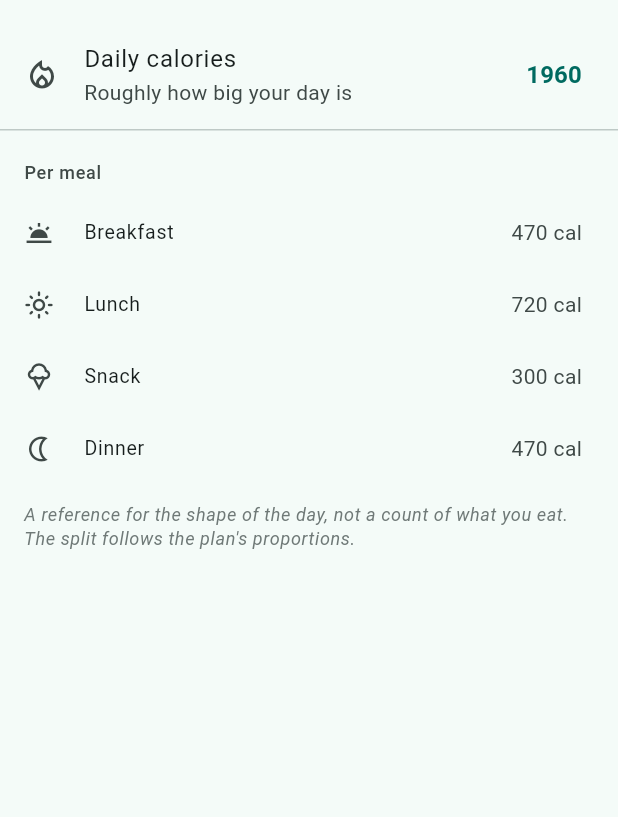
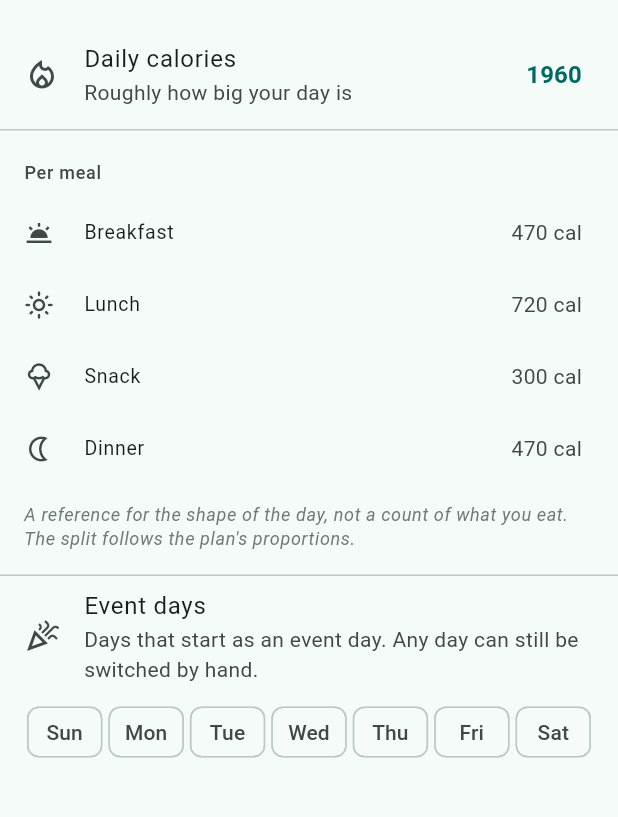
Before and after one commit to ofekudi/food_track, a Flutter app: the screen it shows after launch, after a tap on the "tune" icon, on a phone screen of 412 x 824 dp, the part 63-880 px from its top. Run offline on Flutter 3.47's test engine with Material 3 defaults, Android fonts, the phone set to English and light mode, and no system bars; our stand-ins replace shared_preferences, sqflite; accounts and stored records are empty.

Commit message:
Keep calories on folded slots, default event weekdays, Protein Snack chip
- A filled slot still shows its calorie figure next to the chevron, so the
  day's numbers are readable once everything is folded away.
- Preferences gains an Event days row: pick the weekdays (e.g. Fri/Sat) that
  start out as event days. A day never switched by hand follows the setting;
  one you did switch keeps your choice. The week strip follows too.
- The snack slot's chips lead with Protein Snack; Beer is gone.

Co-Authored-By: Claude Fable 5.1 <noreply@anthropic.com>

```diff
--- a/lib/constants/insights.dart
+++ b/lib/constants/insights.dart
@@ -27,8 +27,8 @@ class AppInsights {
     return null;
   }
 
-  /// The plan's ~150 calorie treat, for the snack slot.
-  static const _treatIdeas = ['Chocolate', 'Bamba', 'Fruit', 'Beer'];
+  /// The snack slot: its protein first, then the plan's ~150 calorie treat.
+  static const _snackIdeas = ['Protein Snack', 'Chocolate', 'Bamba', 'Fruit'];
 
   static const _breakfastIdeas = ['Shake', 'Yogurt'];
 
@@ -48,7 +48,7 @@ class AppInsights {
       case MealSlot.breakfast:
         return _breakfastIdeas;
       case MealSlot.snack:
-        return _treatIdeas;
+        return _snackIdeas;
       case MealSlot.dinner:
         return _dinnerIdeas;
       case MealSlot.lunch:
--- a/lib/constants/strings.dart
+++ b/lib/constants/strings.dart
@@ -42,6 +42,9 @@ class AppStrings {
 
   /// Reference figure on a slot title, e.g. "470 cal".
   static String calories(int value) => '$value cal';
+  static const eventDays = 'Event days';
+  static const eventDaysSubtitle =
+      'Days that start as an event day. Any day can still be switched by hand.';
   static const save = 'Save';
   static const done = 'Done';
 
--- a/lib/db_helper.dart
+++ b/lib/db_helper.dart
@@ -116,7 +116,9 @@ class DBHelper {
 
   // === Days ===
 
-  Future<DayMode> modeForDate(DateTime date) async {
+  /// The mode you set for [date], or null if you never said — the caller
+  /// decides what an untouched day defaults to.
+  Future<DayMode?> modeForDate(DateTime date) async {
     final db = await database;
     final rows = await db.query(
       'days',
@@ -124,7 +126,7 @@ class DBHelper {
       whereArgs: [formatDay(date)],
       limit: 1,
     );
-    if (rows.isEmpty) return DayMode.normal;
+    if (rows.isEmpty) return null;
     return DayMode.fromString(rows.first['mode'] as String?);
   }
 
--- a/lib/main.dart
+++ b/lib/main.dart
@@ -16,8 +16,11 @@ class MyApp extends StatelessWidget {
   Widget build(BuildContext context) {
     return MultiProvider(
       providers: [
-        ChangeNotifierProvider(create: (_) => DayProvider()..load()),
         ChangeNotifierProvider(create: (_) => SettingsProvider()),
+        ChangeNotifierProvider(
+          create: (context) =>
+              DayProvider(context.read<SettingsProvider>())..load(),
+        ),
       ],
       child: MaterialApp(
         title: AppStrings.appName,
--- a/lib/providers/day_provider.dart
+++ b/lib/providers/day_provider.dart
@@ -5,6 +5,7 @@ import '../models/day_summary.dart';
 import '../models/day_timeline.dart';
 import '../models/entry.dart';
 import '../models/meal_slot.dart';
+import 'settings_provider.dart';
 
 /// How many days the week strip shows.
 const int kWeekLength = 7;
@@ -12,13 +13,36 @@ const int kWeekLength = 7;
 class DayProvider with ChangeNotifier {
   final DBHelper _db = DBHelper();
 
+  /// Where an untouched day gets its mode from. A day you've explicitly
+  /// switched keeps that choice; the rest follow the event-day weekdays.
+  final SettingsProvider _settings;
+
   DateTime _selectedDate = _startOfDay(DateTime.now());
   List<Entry> _entries = [];
-  DayMode _mode = DayMode.normal;
+
+  /// The mode stored for the selected day, or null if it was never switched.
+  DayMode? _explicitMode;
   List<DaySummary> _week = [];
 
+  DayProvider(this._settings) {
+    _settings.addListener(_onSettingsChanged);
+  }
+
+  @override
+  void dispose() {
+    _settings.removeListener(_onSettingsChanged);
+    super.dispose();
+  }
+
+  /// Changing the event-day weekdays re-shapes every day that was never
+  /// switched by hand, including the week strip.
+  Future<void> _onSettingsChanged() async {
+    await _loadWeek();
+    notifyListeners();
+  }
+
   DateTime get selectedDate => _selectedDate;
-  DayMode get mode => _mode;
+  DayMode get mode => _explicitMode ?? _settings.defaultModeFor(_selectedDate);
   List<DaySummary> get week => _week;
 
   bool get isToday => _isSameDay(_selectedDate, DateTime.now());
@@ -35,7 +59,7 @@ class DayProvider with ChangeNotifier {
 
   Future<void> _loadDay() async {
     _entries = await _db.entriesForDate(_selectedDate);
-    _mode = await _db.modeForDate(_selectedDate);
+    _explicitMode = await _db.modeForDate(_selectedDate);
   }
 
   Future<void> _loadWeek() async {
@@ -60,7 +84,7 @@ class DayProvider with ChangeNotifier {
             .map((e) => e.slot)
             .toSet(),
         extrasCount: dayEntries.where((e) => e.slot.isExtra).length,
-        mode: modes[key] ?? DayMode.normal,
+        mode: modes[key] ?? _settings.defaultModeFor(date),
       );
     });
   }
@@ -87,7 +111,7 @@ class DayProvider with ChangeNotifier {
 
   Future<void> setMode(DayMode mode) async {
     await _db.setModeForDate(_selectedDate, mode);
-    _mode = mode;
+    _explicitMode = mode;
     await _loadWeek();
     notifyListeners();
   }
--- a/lib/providers/settings_provider.dart
+++ b/lib/providers/settings_provider.dart
@@ -1,14 +1,17 @@
 import 'package:flutter/foundation.dart';
 import 'package:shared_preferences/shared_preferences.dart';
+import '../models/day_mode.dart';
 import '../models/meal_slot.dart';
 
-/// The only thing the app lets you configure: roughly how big your day is.
+/// What the app lets you configure: roughly how big your day is, and which
+/// weekdays start out as event days.
 ///
-/// Per-slot figures are derived from this so the plan's proportions hold
-/// whatever total you set — there's no way to end up with four numbers that
-/// don't add up.
+/// Per-slot figures are derived from the daily total so the plan's
+/// proportions hold whatever total you set — there's no way to end up with
+/// four numbers that don't add up.
 class SettingsProvider with ChangeNotifier {
   static const String _dailyCaloriesKey = 'dailyCalories';
+  static const String _eventWeekdaysKey = 'eventWeekdays';
 
   static const int defaultDailyCalories = MealSlot.planDailyCalories;
   static const int minDailyCalories = 1200;
@@ -17,16 +20,30 @@ class SettingsProvider with ChangeNotifier {
 
   int _dailyCalories = defaultDailyCalories;
 
+  /// Weekdays as [DateTime.weekday] values (Monday is 1, Sunday is 7).
+  Set<int> _eventWeekdays = const {};
+
   int get dailyCalories => _dailyCalories;
+  Set<int> get eventWeekdays => Set.unmodifiable(_eventWeekdays);
 
   SettingsProvider() {
     _load();
   }
 
+  /// How a day starts out before you've said anything about it. A Friday you
+  /// switch back to normal stays normal — this only fills the gap.
+  DayMode defaultModeFor(DateTime date) =>
+      _eventWeekdays.contains(date.weekday) ? DayMode.event : DayMode.normal;
+
   Future<void> _load() async {
     final prefs = await SharedPreferences.getInstance();
     _dailyCalories = (prefs.getInt(_dailyCaloriesKey) ?? defaultDailyCalories)
         .clamp(minDailyCalories, maxDailyCalories);
+    _eventWeekdays = (prefs.getStringList(_eventWeekdaysKey) ?? const [])
+        .map(int.tryParse)
+        .whereType<int>()
+        .where((d) => d >= DateTime.monday && d <= DateTime.sunday)
+        .toSet();
     notifyListeners();
   }
 
@@ -37,4 +54,20 @@ class SettingsProvider with ChangeNotifier {
     _dailyCalories = clamped;
     notifyListeners();
   }
+
+  Future<void> setEventWeekday(int weekday, bool isEvent) async {
+    final next = Set<int>.of(_eventWeekdays);
+    if (isEvent) {
+      next.add(weekday);
+    } else {
+      next.remove(weekday);
+    }
+    final prefs = await SharedPreferences.getInstance();
+    await prefs.setStringList(
+      _eventWeekdaysKey,
+      next.map((d) => '$d').toList()..sort(),
+    );
+    _eventWeekdays = next;
+    notifyListeners();
+  }
 }
--- a/lib/screens/preferences_screen.dart
+++ b/lib/screens/preferences_screen.dart
@@ -1,12 +1,14 @@
 import 'package:flutter/material.dart';
+import 'package:intl/intl.dart';
 import 'package:provider/provider.dart';
 import '../constants/strings.dart';
 import '../models/day_mode.dart';
 import '../models/meal_slot.dart';
 import '../providers/settings_provider.dart';
 
-/// One setting: how big your day is. Everything else the app shows is derived
-/// from it, so there's nothing here that can drift out of sync.
+/// Two settings: how big your day is, and which weekdays start out as event
+/// days. The per-slot figures are derived from the first, so there's nothing
+/// here that can drift out of sync.
 class PreferencesScreen extends StatelessWidget {
   const PreferencesScreen({super.key});
 
@@ -64,13 +66,26 @@ class PreferencesScreen extends StatelessWidget {
                 ),
               ),
             Padding(
-              padding: const EdgeInsets.fromLTRB(16, 12, 16, 24),
+              padding: const EdgeInsets.fromLTRB(16, 12, 16, 16),
               child: Text(
                 AppStrings.caloriesAreReference,
                 style: theme.textTheme.bodySmall?.copyWith(
                   color: theme.colorScheme.outline,
                   fontStyle: FontStyle.italic,
                 ),
+              ),
+            ),
+            const Divider(height: 1),
+            const ListTile(
+              leading: Icon(Icons.celebration_outlined),
+              title: Text(AppStrings.eventDays),
+              subtitle: Text(AppStrings.eventDaysSubtitle),
+            ),
+            Padding(
+              padding: const EdgeInsets.fromLTRB(16, 0, 16, 24),
+              child: _WeekdayPicker(
+                selected: settings.eventWeekdays,
+                onChanged: settings.setEventWeekday,
               ),
             ),
           ],
@@ -136,3 +151,51 @@ class _CaloriePickerDialogState extends State<_CaloriePickerDialog> {
     );
   }
 }
+
+/// Seven toggles, one per weekday, in the order the week starts locally.
+class _WeekdayPicker extends StatelessWidget {
+  final Set<int> selected;
+  final void Function(int weekday, bool isEvent) onChanged;
+
+  const _WeekdayPicker({required this.selected, required this.onChanged});
+
+  @override
+  Widget build(BuildContext context) {
+    // MaterialLocalizations counts from Sunday = 0; DateTime from Monday = 1.
+    final firstDay = MaterialLocalizations.of(context).firstDayOfWeekIndex;
+    final weekdays = List.generate(7, (i) {
+      final sundayBased = (firstDay + i) % 7;
+      return sundayBased == 0 ? DateTime.sunday : sundayBased;
+    });
+    // Any date with the right weekday will do for a label.
+    final monday = DateTime(2024, 1, 1);
+
+    return Row(
+      children: [
+        for (final weekday in weekdays)
+          Expanded(
+            child: Padding(
+              padding: const EdgeInsets.symmetric(horizontal: 2),
+              child: FilterChip(
+                showCheckmark: false,
+                padding: EdgeInsets.zero,
+                labelPadding: const EdgeInsets.symmetric(horizontal: 2),
+                label: SizedBox(
+                  width: double.infinity,
+                  child: Text(
+                    DateFormat('EEE').format(
+                      monday.add(Duration(days: weekday - DateTime.monday)),
+                    ),
+                    textAlign: TextAlign.center,
+                    overflow: TextOverflow.ellipsis,
+                  ),
+                ),
+                selected: selected.contains(weekday),
+                onSelected: (value) => onChanged(weekday, value),
+              ),
+            ),
+          ),
+      ],
+    );
+  }
+}
--- a/lib/widgets/slot_card.dart
+++ b/lib/widgets/slot_card.dart
@@ -112,6 +112,20 @@ class _SlotCardState extends State<SlotCard> {
                                                   .colorScheme.onSurfaceVariant,
                                         ),
                                       ),
+                                      // The figure stays on the folded row:
+                                      // once a meal is eaten it's the
+                                      // quickest way to see what the day
+                                      // has come to so far.
+                                      if (calories != null) ...[
+                                        const SizedBox(width: 6),
+                                        Text(
+                                          AppStrings.calories(calories),
+                                          style: theme.textTheme.bodySmall
+                                              ?.copyWith(
+                                            color: theme.colorScheme.outline,
+                                          ),
+                                        ),
+                                      ],
                                       if (isFilled) ...[
                                         const SizedBox(width: 2),
                                         Icon(
@@ -121,15 +135,6 @@ class _SlotCardState extends State<SlotCard> {
                                           size: 18,
                                           color: theme
                                               .colorScheme.onSurfaceVariant,
-                                        ),
-                                      ] else if (calories != null) ...[
-                                        const SizedBox(width: 6),
-                                        Text(
-                                          AppStrings.calories(calories),
-                                          style: theme.textTheme.bodySmall
-                                              ?.copyWith(
-                                            color: theme.colorScheme.outline,
-                                          ),
                                         ),
                                       ],
                                     ],
```
